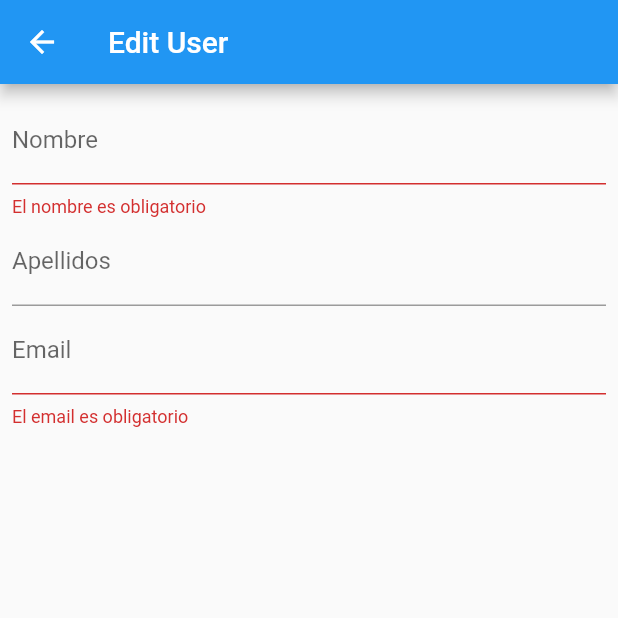
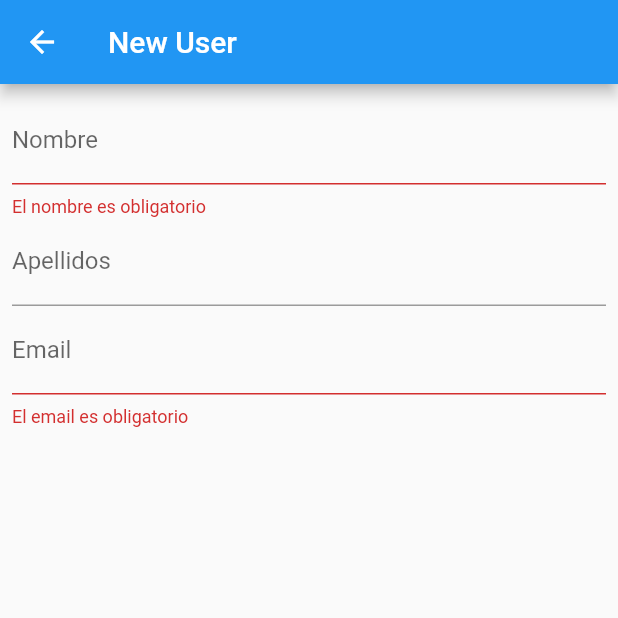
Before and after one commit to dark-wave/provider_crud_example, a Flutter app: the UserFormPage screen opened by its route, after a tap on "Agregar", on a phone screen of 412 x 824 dp, the top half of it. Run offline on Flutter 3.47's test engine with Material 2 defaults, Android fonts, the light colour scheme and no system bars; our stand-ins replace sqflite; accounts and stored records are empty.

Commit message:
Solución error modificación usuario

```diff
--- a/lib/src/pages/user_form.dart
+++ b/lib/src/pages/user_form.dart
@@ -28,13 +28,17 @@ class _UserFormPageState extends State<UserFormPage> {
   @override
   Widget build(BuildContext context) {
     //Obtenemos el usuario si viene informado
-     Object? _objUser = ModalRoute.of(context)?.settings.arguments as User?;
+    User? _objUser = ModalRoute.of(context)?.settings.arguments as User?;
 
-     User editUser = User(id: 1, nombre: 'Noe', apellidos: 'Montes', email: 'noe@mail.com');
+    if(_objUser != null){
+      _inputNameController.text = _objUser.nombre;
+      _inputLastNameController.text = ((_objUser.apellidos != null) ? _objUser.apellidos : '')!;
+      _inputEmailController.text = _objUser.email;
+    }
 
     return Scaffold(
       appBar: AppBar(
-        title: Text((editUser.id!=null) ? 'Edit User' : 'New User'),
+        title: Text((_objUser != null) ? 'Edit User' : 'New User'),
       ),
       body: SafeArea(
         child: Padding(
@@ -46,7 +50,6 @@ class _UserFormPageState extends State<UserFormPage> {
               children: [
                 TextFormField(
                   controller: _inputNameController,
-                  initialValue: editUser.nombre,
                   decoration: const InputDecoration(
                     hintText: 'Introduce nombre',
                     labelText: 'Nombre'
@@ -61,7 +64,6 @@ class _UserFormPageState extends State<UserFormPage> {
                 ),
                 TextFormField(
                   controller: _inputLastNameController,
-                  initialValue: editUser.apellidos,
                   decoration: const InputDecoration(
                     hintText: 'Introduce apellidos',
                     labelText: 'Apellidos'
@@ -69,7 +71,6 @@ class _UserFormPageState extends State<UserFormPage> {
                 ),
                 TextFormField(
                   controller: _inputEmailController,
-                  initialValue: editUser.email,
                   decoration: const InputDecoration(
                     hintText: 'Introduce email',
                     labelText: 'Email'
@@ -96,16 +97,18 @@ class _UserFormPageState extends State<UserFormPage> {
                     if(_formKey.currentState!.validate()){
                       final userService = Provider.of<UserProvider>(context, listen: false);
 
-
-                      userService.addUser(_inputNameController.text, _inputLastNameController.text, _inputEmailController.text);
-
+                      if(_objUser != null){
+                        userService.updateUser(_objUser);
+                      }else{
+                        userService.addUser(_inputNameController.text, _inputLastNameController.text, _inputEmailController.text);
+                      }
 
                       Navigator.of(context).pop();
                     }
                   },
-                  child: const Text(
-                    'Agregar',
-                    style: TextStyle(fontSize: 20.0),
+                  child: Text(
+                    (_objUser != null) ? 'Modificar' : 'Agregar',
+                    style: const TextStyle(fontSize: 20.0),
                   )
                 )
               ],
--- a/lib/src/pages/user_list.dart
+++ b/lib/src/pages/user_list.dart
@@ -36,7 +36,8 @@ class _UserListPageState extends State<UserListPage> {
                 itemCount: userList.length,
                 itemBuilder: (context, index) {
                   var user = userList[index];
-                  return Dismissible(
+                  return Card(
+                    child: Dismissible(
                       key: UniqueKey(),
                       background: Container(
                         color: Colors.red,
@@ -49,6 +50,7 @@ class _UserListPageState extends State<UserListPage> {
                         title: Text(user.nombre),
                         leading: const Icon(Icons.person),
                         onTap: () => Navigator.pushNamed(context, 'userForm', arguments: user),
+                      ),
                     ),
                   );
                 },
```
Lines whose indentation alone changed are shown as unchanged.
